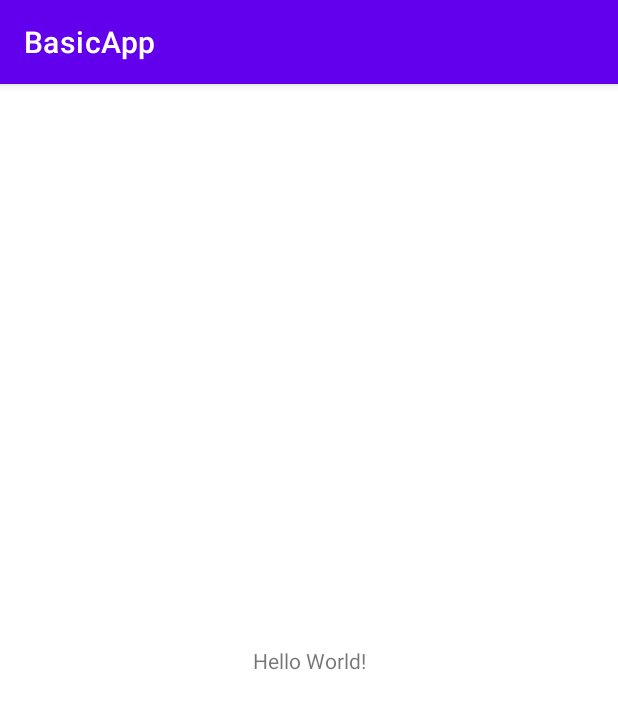
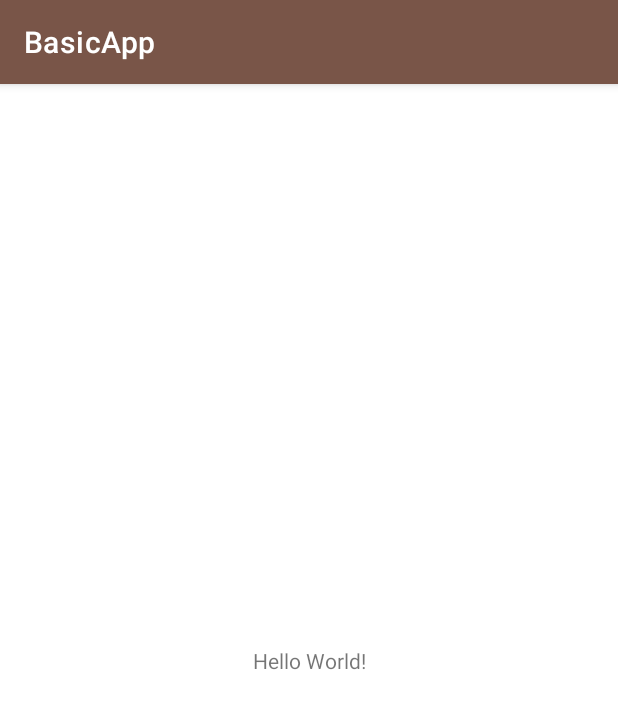
Before and after one commit to IT-Academy-Java/android-demo, an Android app: the screen it shows after launch (MainActivity), on a phone screen of 412 x 824 dp. Shown: the top 709 px of the screen. Run offline under Robolectric (Android 15) with nearby library versions, the phone set to English and light mode, and no system bars; libraries missing offline, so code that uses them is left out: com.github.johnpersano.supertoasts; 1 statement that could not run was skipped.

Commit message:
ADD material design. Closes #2.'

```diff
--- a/app/src/main/res/values/colors.xml
+++ b/app/src/main/res/values/colors.xml
@@ -1,10 +1,10 @@
 <?xml version="1.0" encoding="utf-8"?>
 <resources>
-    <color name="purple_200">#FFBB86FC</color>
-    <color name="purple_500">#FF6200EE</color>
-    <color name="purple_700">#FF3700B3</color>
-    <color name="teal_200">#FF03DAC5</color>
-    <color name="teal_700">#FF018786</color>
+    <color name="purple_500">#795548</color>
+    <color name="purple_700">#5D4037</color>
+    <color name="teal_200">#757575</color>
+    <color name="teal_700">#757575</color>
+    <color name="purple_200">#212121</color>
     <color name="black">#FF000000</color>
     <color name="white">#FFFFFFFF</color>
 </resources>
```
